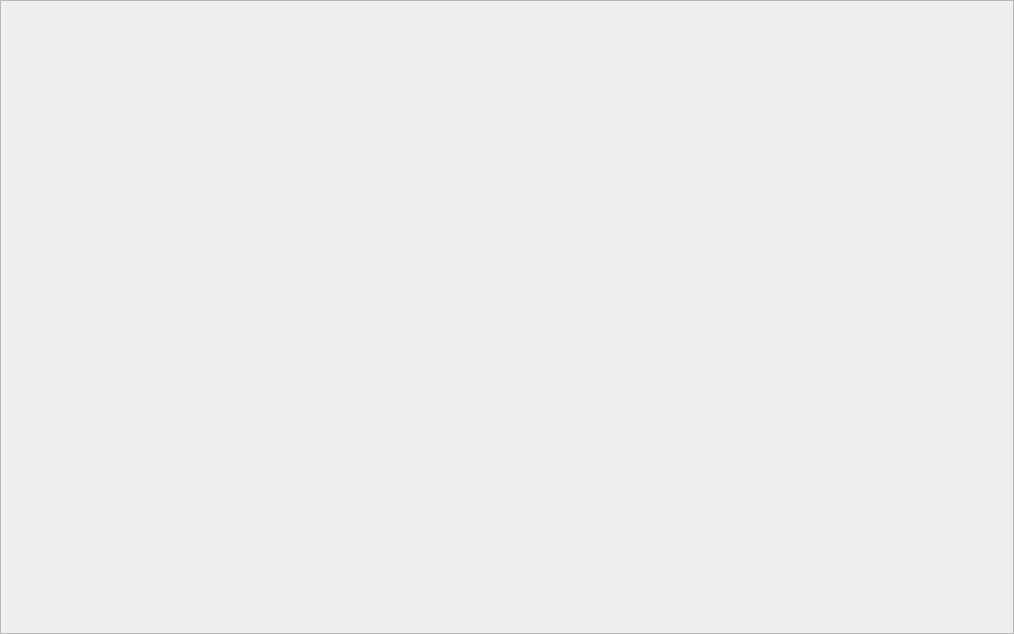
CPrescher/T-rax, file T-Rax/UIFiles/T_Rax_OutputGraphWidget.ui: the form before one commit.
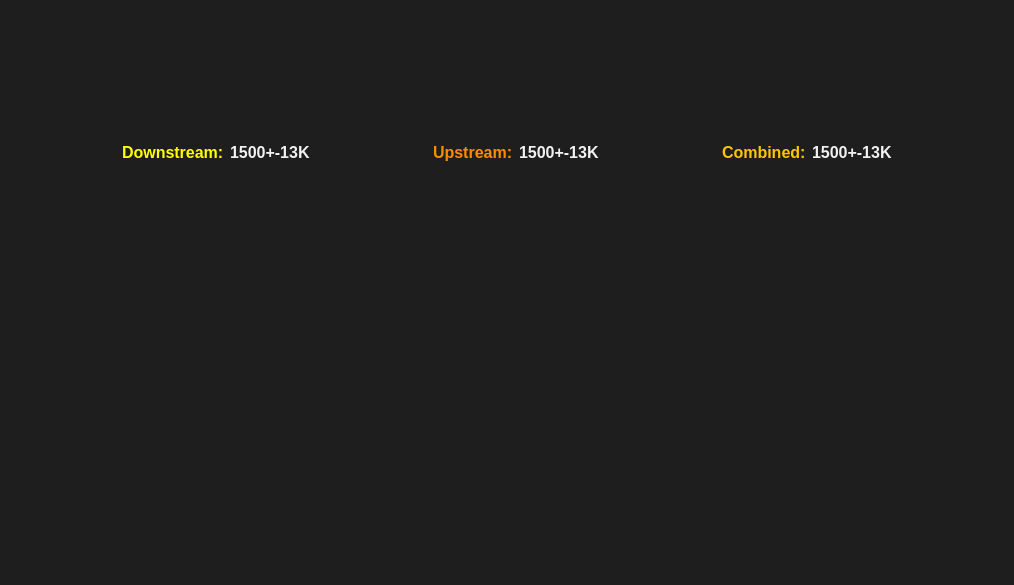
The form after the commit.

Commit message: New Feature no displaying timeline of fits of different frames

Patch:
```diff
--- a/T-Rax/UIFiles/T_Rax_OutputGraphWidget.ui
+++ b/T-Rax/UIFiles/T_Rax_OutputGraphWidget.ui
@@ -7,27 +7,187 @@
     <x>0</x>
     <y>0</y>
     <width>1014</width>
-    <height>634</height>
+    <height>585</height>
    </rect>
   </property>
   <property name="windowTitle">
    <string>Form</string>
   </property>
-  <layout class="QHBoxLayout" name="horizontalLayout">
+  <property name="styleSheet">
+   <string notr="true"> #output_graph_widget, #information_frame{  
+     background: #1E1E1E;      
+ }  
+   
+ QLabel  {  
+     color: #F1F1F1;  
+     font: bold 16px;  
+ }  
+   
+ #ds_lbl{  
+     color:  rgba(255,255,0,255);  
+	 font-weight: bold;
+ }  
+ #us_lbl {  
+     color: rgba(255,140,0,255);  
+	 font-weight: bold;
+ }  
+  
+#combined_lbl{
+	color: rgba(255, 197,0,255)
+
+}</string>
+  </property>
+  <layout class="QVBoxLayout" name="verticalLayout">
    <property name="spacing">
     <number>0</number>
    </property>
    <property name="margin">
     <number>0</number>
    </property>
+   <item>
+    <widget class="QFrame" name="information_frame">
+     <property name="sizePolicy">
+      <sizepolicy hsizetype="Preferred" vsizetype="Minimum">
+       <horstretch>0</horstretch>
+       <verstretch>0</verstretch>
+      </sizepolicy>
+     </property>
+     <property name="frameShape">
+      <enum>QFrame::NoFrame</enum>
+     </property>
+     <property name="frameShadow">
+      <enum>QFrame::Plain</enum>
+     </property>
+     <property name="lineWidth">
+      <number>0</number>
+     </property>
+     <layout class="QHBoxLayout" name="horizontalLayout">
+      <property name="leftMargin">
+       <number>5</number>
+      </property>
+      <property name="topMargin">
+       <number>12</number>
+      </property>
+      <property name="rightMargin">
+       <number>5</number>
+      </property>
+      <property name="bottomMargin">
+       <number>0</number>
+      </property>
+      <item>
+       <spacer name="horizontalSpacer_3">
+        <property name="orientation">
+         <enum>Qt::Horizontal</enum>
+        </property>
+        <property name="sizeHint" stdset="0">
+         <size>
+          <width>93</width>
+          <height>20</height>
+         </size>
+        </property>
+       </spacer>
+      </item>
+      <item>
+       <widget class="QLabel" name="ds_lbl">
+        <property name="text">
+         <string>Downstream:</string>
+        </property>
+       </widget>
+      </item>
+      <item>
+       <widget class="QLabel" name="ds_temperature_lbl">
+        <property name="text">
+         <string>1500+-13K</string>
+        </property>
+       </widget>
+      </item>
+      <item>
+       <spacer name="horizontalSpacer">
+        <property name="orientation">
+         <enum>Qt::Horizontal</enum>
+        </property>
+        <property name="sizeHint" stdset="0">
+         <size>
+          <width>95</width>
+          <height>20</height>
+         </size>
+        </property>
+       </spacer>
+      </item>
+      <item>
+       <widget class="QLabel" name="us_lbl">
+        <property name="text">
+         <string>Upstream:</string>
+        </property>
+       </widget>
+      </item>
+      <item>
+       <widget class="QLabel" name="us_temperature_lbl">
+        <property name="text">
+         <string>1500+-13K</string>
+        </property>
+       </widget>
+      </item>
+      <item>
+       <spacer name="horizontalSpacer_2">
+        <property name="orientation">
+         <enum>Qt::Horizontal</enum>
+        </property>
+        <property name="sizeHint" stdset="0">
+         <size>
+          <width>93</width>
+          <height>20</height>
+         </size>
+        </property>
+       </spacer>
+      </item>
+      <item>
+       <widget class="QLabel" name="combined_lbl">
+        <property name="text">
+         <string>Combined:</string>
+        </property>
+       </widget>
+      </item>
+      <item>
+       <widget class="QLabel" name="combined_temperature_lbl">
+        <property name="text">
+         <string>1500+-13K</string>
+        </property>
+       </widget>
+      </item>
+      <item>
+       <spacer name="horizontalSpacer_4">
+        <property name="orientation">
+         <enum>Qt::Horizontal</enum>
+        </property>
+        <property name="sizeHint" stdset="0">
+         <size>
+          <width>94</width>
+          <height>20</height>
+         </size>
+        </property>
+       </spacer>
+      </item>
+     </layout>
+    </widget>
+   </item>
    <item>
     <widget class="QFrame" name="graph_frame">
+     <property name="sizePolicy">
+      <sizepolicy hsizetype="Preferred" vsizetype="Preferred">
+       <horstretch>0</horstretch>
+       <verstretch>0</verstretch>
+      </sizepolicy>
+     </property>
      <property name="frameShape">
-      <enum>QFrame::StyledPanel</enum>
+      <enum>QFrame::NoFrame</enum>
      </property>
      <property name="frameShadow">
       <enum>QFrame::Plain</enum>
      </property>
+     <property name="lineWidth">
+      <number>0</number>
+     </property>
     </widget>
    </item>
   </layout>
```
The commit also changes 16 other files.
